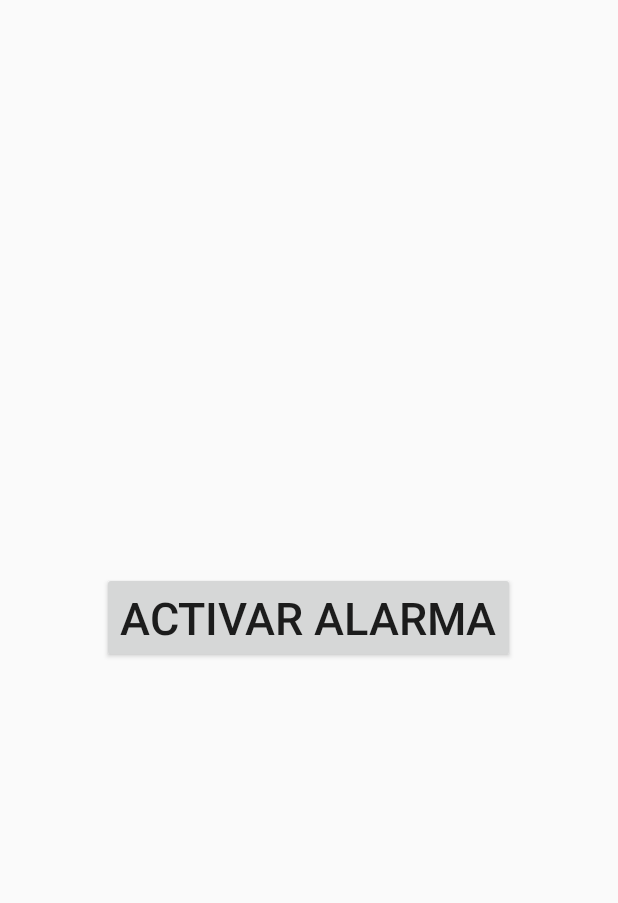
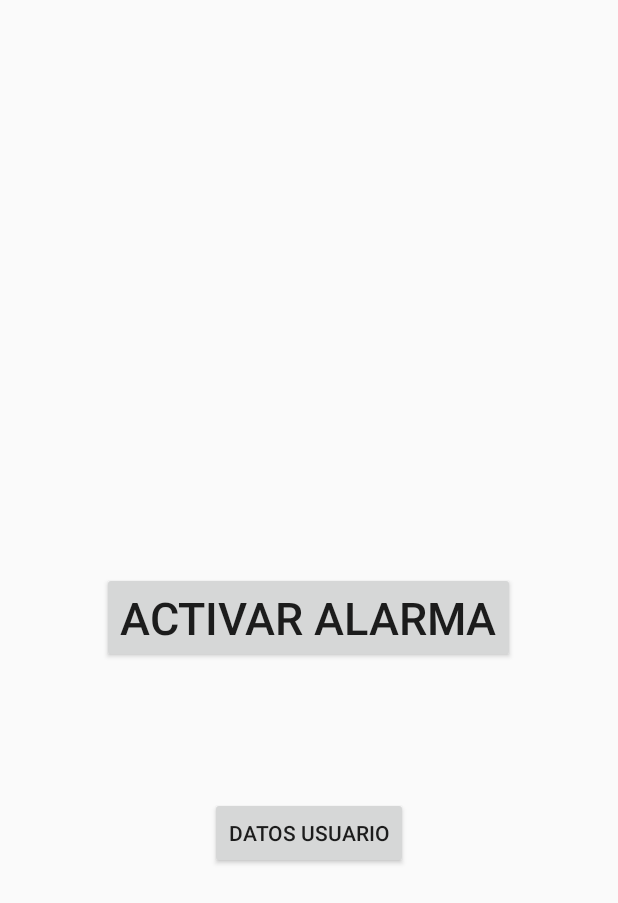
Before and after one commit to Mariani88/Lp4TP, an Android app: the screen it shows after launch (MainActivity), on a phone screen of 412 x 824 dp. Shown: the top 903 px of the screen. Run offline under Robolectric (Android 15) with nearby library versions, the phone set to English and light mode, and no system bars.

Commit message:
Cambios: Formulario de Datos almacenados en txt

```diff
--- a/BotonDePanico/app/src/main/java/lenguajes4/botondepanico/MainActivity.java
+++ b/BotonDePanico/app/src/main/java/lenguajes4/botondepanico/MainActivity.java
@@ -17,12 +17,19 @@ public class MainActivity extends Activity {
         setContentView(R.layout.activity_main);
 
         Button botonActivarAlarma = (Button)findViewById(R.id.botonActivarAlarma);
-
+        Button botonRegistrarUsuario = (Button)findViewById(R.id.btn_register_user);
         botonActivarAlarma.setOnClickListener(new View.OnClickListener() {
             @Override
             public void onClick(View v) {
                 Intent intent = new Intent (MainActivity.this,
                         ProcesoDeActivacionActivity.class );
+                startActivity(intent);
+            }
+        });
+        botonRegistrarUsuario.setOnClickListener(new View.OnClickListener() {
+            @Override
+            public void onClick(View v) {
+                Intent intent = new Intent(MainActivity.this,DatosUsuario.class);
                 startActivity(intent);
             }
         });
--- a/BotonDePanico/app/src/main/res/layout/activity_main.xml
+++ b/BotonDePanico/app/src/main/res/layout/activity_main.xml
@@ -14,5 +14,14 @@
         android:layout_centerHorizontal="true"
         android:layout_centerVertical="true"/>
 
+    <Button
+        android:layout_width="wrap_content"
+        android:layout_height="wrap_content"
+        android:text="Datos Usuario"
+        android:id="@+id/btn_register_user"
+        android:layout_below="@+id/botonActivarAlarma"
+        android:layout_centerHorizontal="true"
+        android:layout_marginTop="89dp" />
+
 
 </RelativeLayout>
--- a/BotonDePanico/app/src/main/res/values/strings.xml
+++ b/BotonDePanico/app/src/main/res/values/strings.xml
@@ -18,4 +18,7 @@
     <string name="procesoDeEnvio">Enviando SMS de auxilio</string>
     <string name="avisoSMSEnviado">¡¡¡SMS enviado!!!</string>
     <string name="cancelarConSMS">Falsa alarma, enviar SMS de aviso</string>
+
+    <string name="Ingrese_su_nombre">Ingrese su nombre</string>
+    <string name="Ingrese_su_edad">Ingrese su edad</string>
 </resources>
```
Also changed, not shown: 2 other files.
